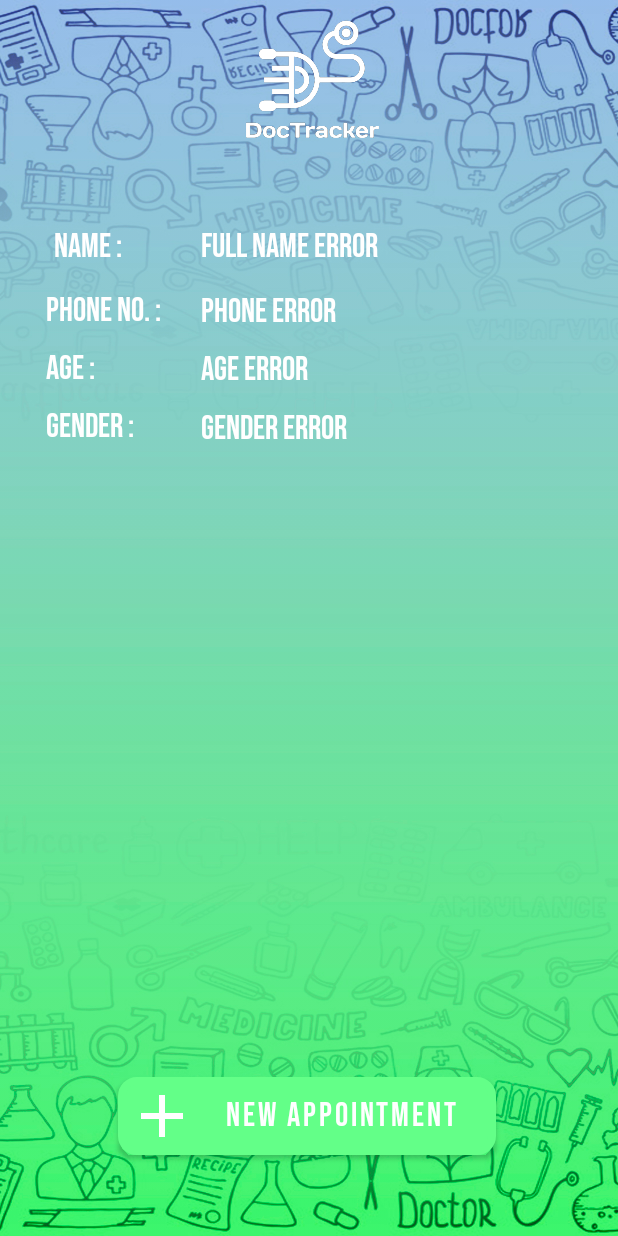
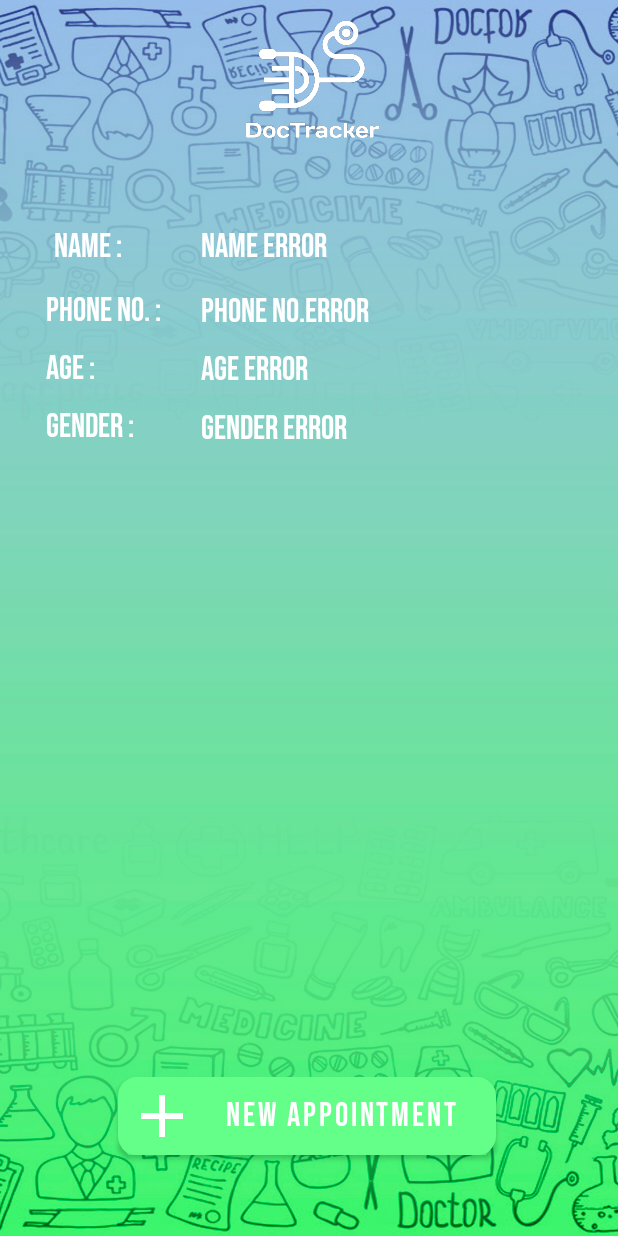
Before and after one commit to pratik1024/DocTrack00, an Android app: the MainActivity5 screen opened directly, with no data from a screen before it, on a phone screen of 412 x 824 dp. Run offline under Robolectric (Android 15) with nearby library versions, the phone set to English and light mode, and no system bars; Roboto replaces fonts that are not available here.

Commit message:
Changed in UI

```diff
--- a/app/src/main/res/layout/activity_main5.xml
+++ b/app/src/main/res/layout/activity_main5.xml
@@ -143,7 +143,7 @@
         android:layout_height="36dp"
         android:fontFamily="@font/bebas_neue"
         android:paddingLeft="10sp"
-        android:text="Full Name Error"
+        android:text="Name Error"
         android:textColor="@color/white"
         android:textSize="22sp"
         app:layout_constraintBottom_toBottomOf="@+id/gd_end_dtls"
@@ -160,7 +160,7 @@
         android:layout_height="36dp"
         android:fontFamily="@font/bebas_neue"
         android:paddingLeft="10sp"
-        android:text="Phone Error"
+        android:text="Phone No.Error"
         android:textColor="@color/white"
         android:textSize="22sp"
         app:layout_constraintBottom_toBottomOf="@+id/gd_end_dtls"
```
